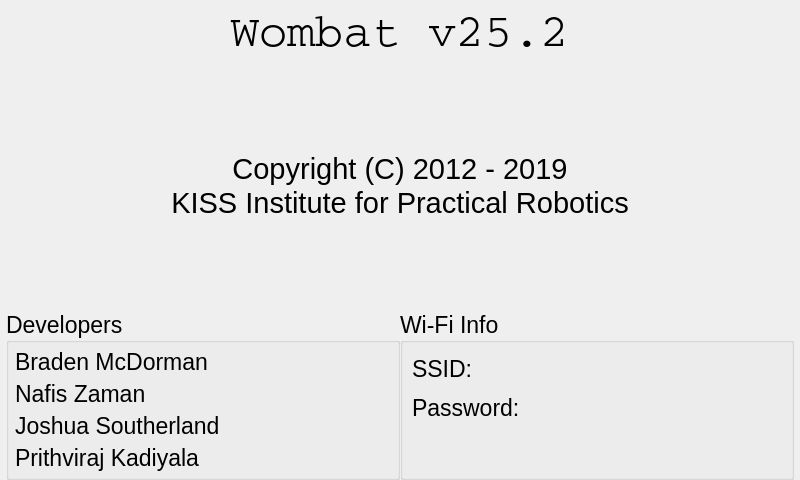
The window that ui/AboutWidget.ui (kipr/botui) describes before a commit, drawn with Qt 5.
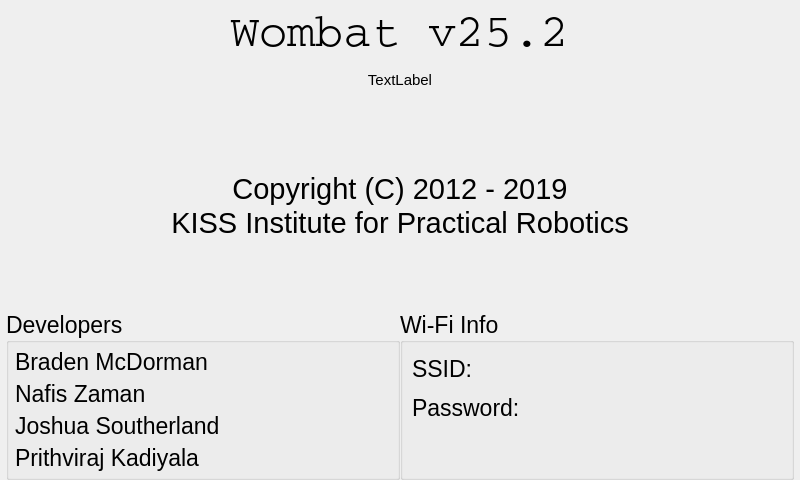
The same window after the commit.

What changed in the file:
```diff
--- a/ui/AboutWidget.ui
+++ b/ui/AboutWidget.ui
@@ -80,6 +80,25 @@
      </property>
     </widget>
    </item>
+   <item>
+    <widget class="QLabel" name="wombatSerial">
+     <property name="minimumSize">
+      <size>
+       <width>0</width>
+       <height>40</height>
+      </size>
+     </property>
+     <property name="styleSheet">
+      <string notr="true">font: 75 30pt &quot;Courier&quot;;</string>
+     </property>
+     <property name="text">
+      <string>TextLabel</string>
+     </property>
+     <property name="alignment">
+      <set>Qt::AlignCenter</set>
+     </property>
+    </widget>
+   </item>
    <item>
     <spacer name="verticalSpacer_2">
      <property name="orientation">
```
